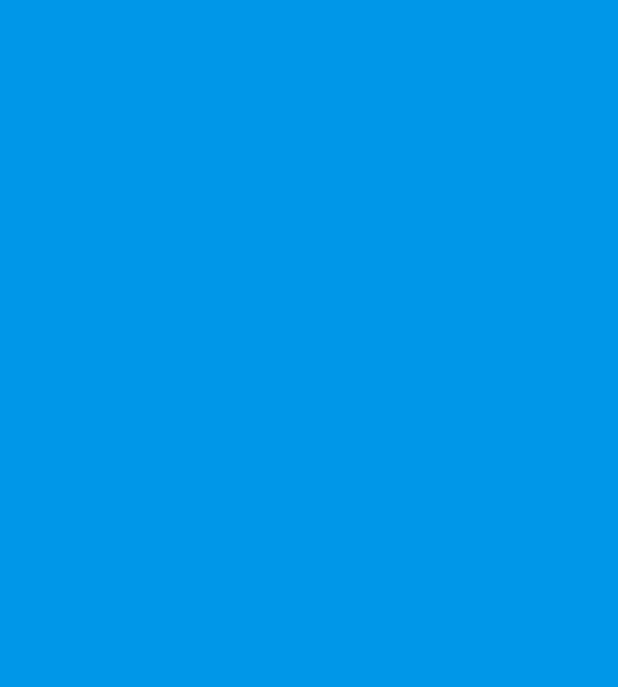
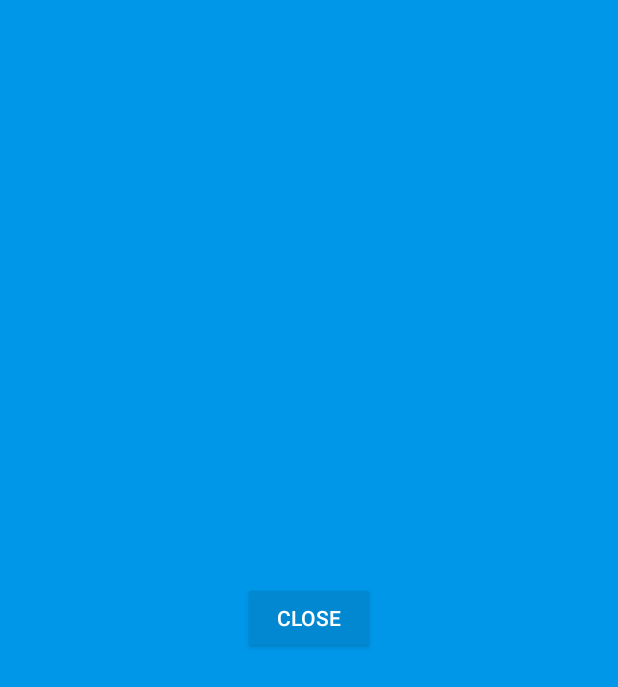
Before and after one commit to gayanvoice/android-layout-transitions-kotlin, an Android app: the LoadActivity screen opened directly, with no data from a screen before it, on a phone screen of 412 x 824 dp. Before the commit the part shown is empty. Shown: the top 687 px of the screen. Run offline under Robolectric (Android 15) with nearby library versions, the phone set to English and light mode, and no system bars.

Commit message:
Update App

```diff
--- a/app/src/main/java/layout/transitions/demo/LoadActivity.kt
+++ b/app/src/main/java/layout/transitions/demo/LoadActivity.kt
@@ -1,7 +1,9 @@
 package layout.transitions.demo
 
 import android.os.Bundle
+import android.widget.Button
 import androidx.appcompat.app.AppCompatActivity
+import layout.transitions.library.*
 
 class LoadActivity : AppCompatActivity() {
 
@@ -9,5 +11,14 @@ class LoadActivity : AppCompatActivity() {
         super.onCreate(savedInstanceState)
         setContentView(R.layout.activity_load)
 
+        val buttonView: Button = findViewById(R.id.buttonView)
+        buttonView.setOnClickListener {
+
+            finish()
+
+            val transitions = Transitions(this@LoadActivity)
+            transitions.setAnimation(Fade().InLeft())
+
+        }
     }
 }
--- a/app/src/main/java/layout/transitions/demo/MainActivity.kt
+++ b/app/src/main/java/layout/transitions/demo/MainActivity.kt
@@ -17,7 +17,7 @@ class MainActivity : AppCompatActivity() {
 
             startActivity(intent)
             val transitions = Transitions(this@MainActivity)
-            transitions.setAnimation(Fade().In())
+            transitions.setAnimation(Slide().InRight())
 
         }
 
--- a/app/src/main/res/layout/activity_load.xml
+++ b/app/src/main/res/layout/activity_load.xml
@@ -3,8 +3,23 @@
     xmlns:tools="http://schemas.android.com/tools"
     android:layout_width="match_parent"
     android:layout_height="match_parent"
+    xmlns:app="http://schemas.android.com/apk/res-auto"
     android:background="@color/colorLoad"
     tools:context=".LoadActivity">
 
+    <Button
+        android:id="@+id/buttonView"
+        android:layout_width="wrap_content"
+        android:layout_height="wrap_content"
+        android:text="@string/button_close"
+        style="@style/Widget.AppCompat.Button.Colored"
+        android:paddingStart="20dp"
+        android:paddingEnd="20dp"
+        android:paddingTop="5dp"
+        android:paddingBottom="5dp"
+        app:layout_constraintBottom_toBottomOf="parent"
+        app:layout_constraintLeft_toLeftOf="parent"
+        app:layout_constraintRight_toRightOf="parent"
+        app:layout_constraintTop_toTopOf="parent" />
 
 </androidx.constraintlayout.widget.ConstraintLayout>
--- a/app/src/main/res/layout/activity_main.xml
+++ b/app/src/main/res/layout/activity_main.xml
@@ -6,7 +6,6 @@
     android:layout_height="match_parent"
     android:background="@color/colorMain"
     tools:context=".MainActivity">
-
 
     <Button
         android:id="@+id/buttonView"
```
Also changed, not shown: app/src/main/res/values/strings.xml (+1 -6 lines).
